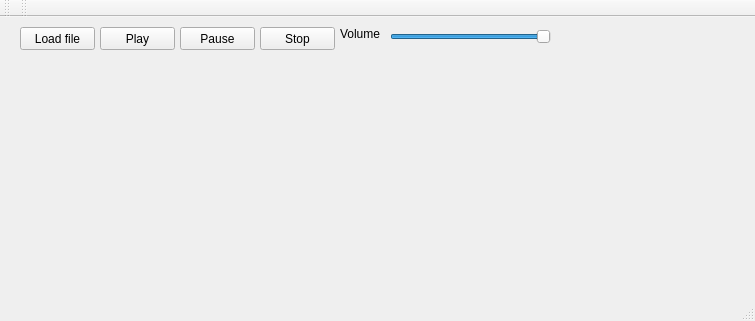
This is mainwindow.ui in mszymanski90/MusicPlayerLinux as Qt 5 draws it before an edit. The edited form follows.
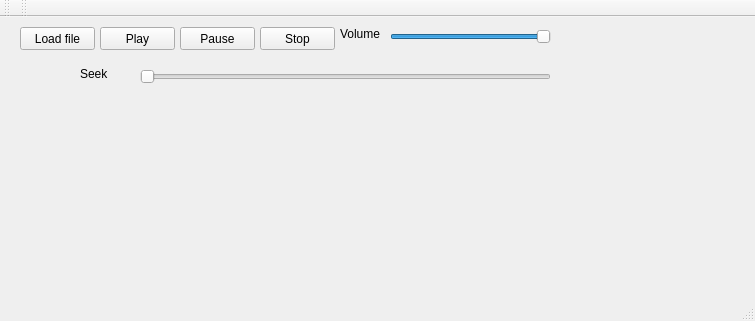
This is the edited form.

Commit message: Added incomplete seek bar feature

```diff
--- a/mainwindow.ui
+++ b/mainwindow.ui
@@ -98,6 +98,32 @@
      <string>Volume</string>
     </property>
    </widget>
+   <widget class="QSlider" name="seekSld">
+    <property name="geometry">
+     <rect>
+      <x>140</x>
+      <y>50</y>
+      <width>411</width>
+      <height>19</height>
+     </rect>
+    </property>
+    <property name="orientation">
+     <enum>Qt::Horizontal</enum>
+    </property>
+   </widget>
+   <widget class="QLabel" name="seekLb">
+    <property name="geometry">
+     <rect>
+      <x>80</x>
+      <y>50</y>
+      <width>46</width>
+      <height>13</height>
+     </rect>
+    </property>
+    <property name="text">
+     <string>Seek</string>
+    </property>
+   </widget>
   </widget>
   <widget class="QMenuBar" name="menuBar">
    <property name="geometry">
```
Left out of the diff: 2 changed lines with no effect on the pictures. The commit also changes 16 other files.
